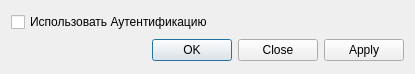
rust3128/iMposOld, file OptionsDialog/optionsdialog.ui: the form before one commit.
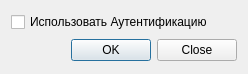
The form after the commit.

Commit message: Options dialog

Patch:
```diff
--- a/OptionsDialog/optionsdialog.ui
+++ b/OptionsDialog/optionsdialog.ui
@@ -6,7 +6,7 @@
    <rect>
     <x>0</x>
     <y>0</y>
-    <width>415</width>
+    <width>248</width>
     <height>74</height>
    </rect>
   </property>
@@ -24,7 +24,7 @@
    <item row="1" column="0">
     <widget class="QDialogButtonBox" name="buttonBox">
      <property name="standardButtons">
-      <set>QDialogButtonBox::Apply|QDialogButtonBox::Close|QDialogButtonBox::Ok</set>
+      <set>QDialogButtonBox::Close|QDialogButtonBox::Ok</set>
      </property>
      <property name="centerButtons">
       <bool>false</bool>
```
Left out of the diff: 2 changed lines with no effect on the pictures. The commit also changes 5 other files.
